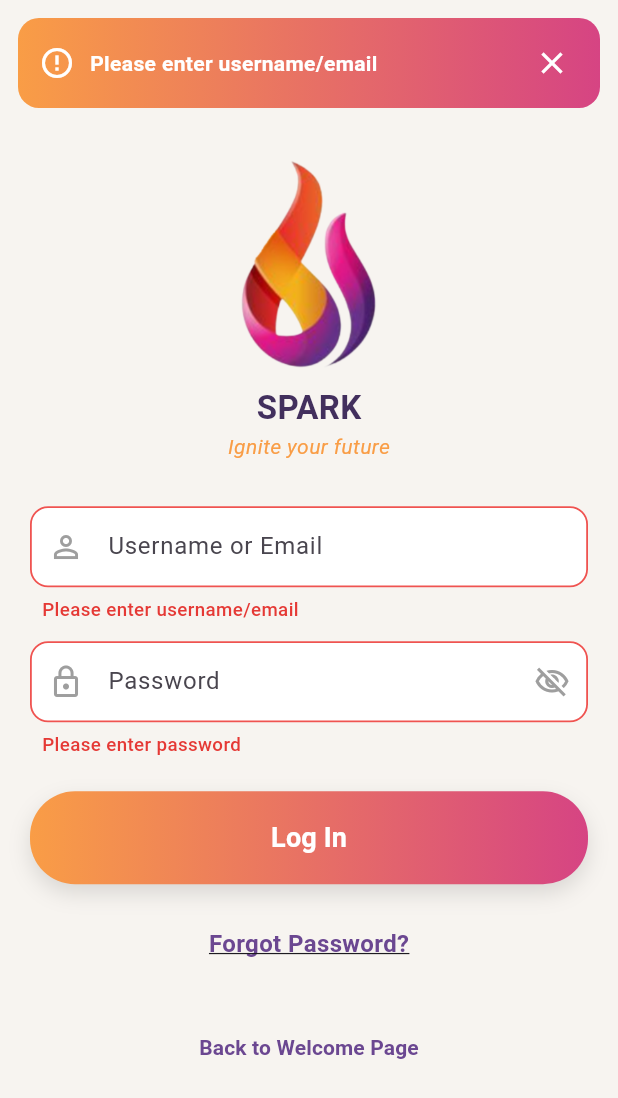
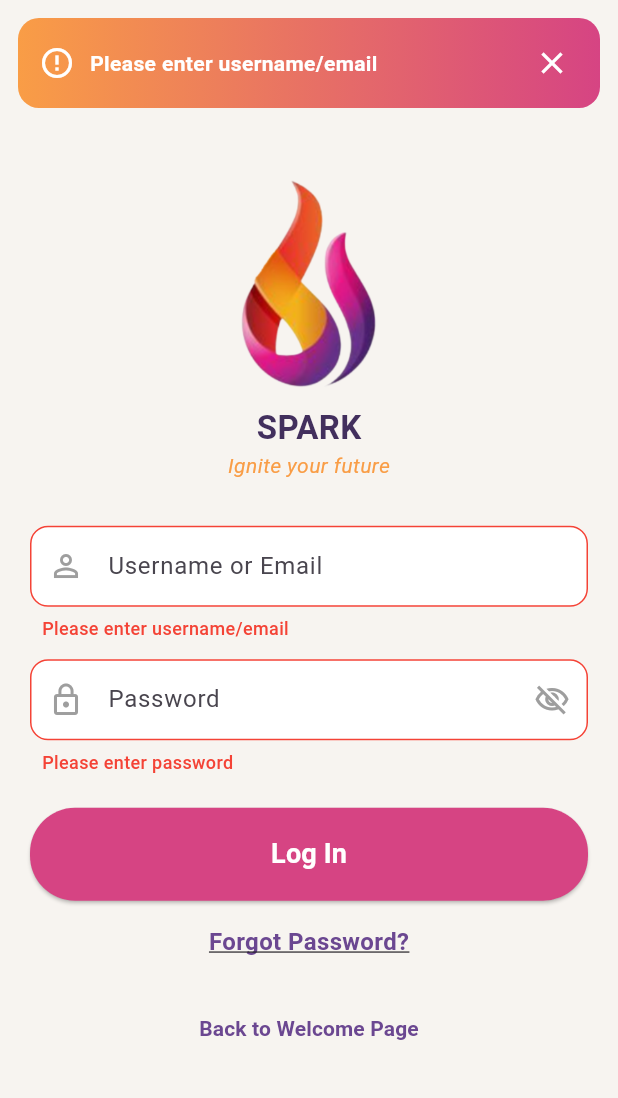
Before and after one commit to RandAlshalan/Spark444, a Flutter app: the LoginScreen screen opened by its route, after a tap on "Log In", on a phone screen of 412 x 824 dp. Shown: the top 1098 px of the screen. Run offline on Flutter 3.47's test engine with Material 3 defaults, Android fonts, the phone set to English and light mode, and no system bars; our stand-ins replace cloud_firestore, file_picker, firebase_auth, firebase_core, firebase_storage, geocoding and 3 more; missing offline and left inert: google_maps_webservice; accounts and stored records are empty.

Commit message:
Update login.dart

```diff
--- a/lib/studentScreens/login.dart
+++ b/lib/studentScreens/login.dart
@@ -1,11 +1,10 @@
 import 'package:flutter/material.dart';
 import 'package:firebase_auth/firebase_auth.dart';
 import '../services/authService.dart';
-import 'StudentProfilePage.dart';
-import 'studentViewProfile.dart';
+import '../studentScreens/studentViewProfile.dart';
+import '../companyScreens/companyHomePage.dart';
+import 'forgotPasswordScreen.dart';
 import 'welcomeScreen.dart';
-import 'forgotPasswordScreen.dart';
-import '../companyScreens/companyHomePage.dart';
 
 class LoginScreen extends StatefulWidget {
   const LoginScreen({super.key});
@@ -16,9 +15,6 @@ class LoginScreen extends StatefulWidget {
 
 class _LoginScreenState extends State<LoginScreen>
     with SingleTickerProviderStateMixin {
-  // =======================
-  // Controllers & Service
-  // =======================
   final _idController = TextEditingController();
   final _passwordController = TextEditingController();
   final AuthService _authService = AuthService();
@@ -29,9 +25,6 @@ class _LoginScreenState extends State<LoginScreen>
   String? _idError;
   String? _pwError;
 
-  // =======================
-  // Toast Setup
-  // =======================
   OverlayEntry? _toastEntry;
   late final AnimationController _toastController = AnimationController(
     vsync: this,
@@ -50,7 +43,6 @@ class _LoginScreenState extends State<LoginScreen>
     _hideTopToast();
     if (!mounted) return;
     final overlay = Overlay.of(context);
-
     _toastEntry = OverlayEntry(
       builder: (overlayContext) {
         final topSafe = MediaQuery.of(overlayContext).padding.top;
@@ -103,7 +95,6 @@ class _LoginScreenState extends State<LoginScreen>
         );
       },
     );
-
     overlay.insert(_toastEntry!);
     await _toastController.forward();
     Future.delayed(duration, () async {
@@ -119,109 +110,54 @@ class _LoginScreenState extends State<LoginScreen>
   }
 
   void _setErrors({String? idError, String? pwError}) {
-    if (mounted) {
+    if (!mounted) return;
     setState(() {
       _idError = idError;
       _pwError = pwError;
     });
   }
-  }
 
-  // =======================
-  // Validators
-  // =======================
-  final RegExp _emailRegex = RegExp(
-    r'^[^\s@]+@[^\s@]+\.[^\s@]+$',
-    caseSensitive: false,
-  );
-
-  bool _looksLikeEmailWithoutAt(String s) {
-    final t = s.trim();
-    if (t.isEmpty || t.contains('@') || t.contains(' ')) return false;
-    final parts = t.split('.');
-    if (parts.length >= 2) {
-      final last = parts.last;
-      if (RegExp(r'^[A-Za-z]{2,10}$').hasMatch(last)) return true;
-    }
-    if (RegExp(r'\.[A-Za-z]{2,10}\.[A-Za-z]{2,10}$').hasMatch(t)) return true;
-    return false;
-  }
+  final RegExp _emailRegex = RegExp(r'^[^\s@]+@[^\s@]+\.[^\s@]+$');
 
   String? _validateIdentifier(String raw) {
     final trimmed = raw.trim();
     if (trimmed.isEmpty) return "Please enter username/email";
-
-    if (trimmed.contains('@')) {
-      final normalized = trimmed.replaceAll(' ', '');
-      if (!_emailRegex.hasMatch(normalized)) return "Invalid email format";
+    if (trimmed.contains('@') && !_emailRegex.hasMatch(trimmed)) {
+      return "Invalid email format";
+    }
+    // The "Username too short" validation has been removed.
     return null;
-    } else {
-      if (_looksLikeEmailWithoutAt(trimmed)) return "Invalid email format";
-      if (trimmed.contains(' ')) return "Please enter username/email";
-      if (trimmed.length < 3) return "Please enter username/email";
-      return null;
-    }
   }
 
   String? _validatePassword(String raw) {
     final trimmed = raw.trim();
     if (trimmed.isEmpty) return "Please enter password";
-    if (trimmed.length < 6) return "Please enter password";
+    // The "Password too short" validation has been removed.
     return null;
   }
 
-  // =======================
-  // Map Auth Errors
-  // =======================
   String _mapAuthError(dynamic error) {
     if (error is FirebaseAuthException) {
-      final code = error.code.toLowerCase();
-      if (code == 'wrong-password' ||
-          code == 'invalid-credential' ||
-          code == 'invalid-credentials' ||
-          code == 'invalid-password') {
-        return "Incorrect password";
+      switch (error.code.toLowerCase()) {
+        // ✅ MODIFIED: Handles new generic Firebase error
+        case 'invalid-credential':
+          return "Wrong email/username or password";
+
+        case 'invalid-email':
+          return "Invalid email format";
+        case 'email-not-verified':
+          return "Email not verified";
+        case 'too-many-requests':
+          return "Too many attempts. Try later";
+        case 'network-request-failed':
+          return "Network error. Check connection";
+        default:
+          return error.message ?? "Login failed";
       }
-      if (code == 'user-not-found' || code == 'user-disabled') {
-        return "User not found";
     }
-      if (code == 'invalid-email') return "Invalid email format";
-      if (code == 'too-many-requests') {
-        return "Too many attempts. Please try again later.";
-      }
-      if (code == 'network-request-failed') {
-        return "Network error. Check your connection.";
-      }
-      return error.message ?? "";
+    return error.toString();
   }
 
-    final m = error.toString().toLowerCase();
-
-    if (m.contains('wrong-password') || m.contains('invalid-credential')) {
-      return "Incorrect password";
-    }
-
-    if (m.contains('user-not-found') || m.contains('no user record')) {
-      return "User not found";
-    }
-
-    if (m.contains('invalid email') || m.contains('badly formatted')) {
-      return "Invalid email format";
-    }
-
-    if (m.contains('too-many-requests')) {
-      return "Too many attempts. Please try again later.";
-    }
-    if (m.contains('network')) {
-      return "Network error. Check your connection.";
-    }
-
-    return "";
-  }
-
-  // =======================
-  // Login
-  // =======================
   Future<void> _login() async {
     final idRaw = _idController.text;
     final pwRaw = _passwordController.text;
@@ -231,91 +167,62 @@ class _LoginScreenState extends State<LoginScreen>
 
     if (idErr != null || pwErr != null) {
       _setErrors(idError: idErr, pwError: pwErr);
-      if (mounted) {
       _showTopToast(idErr ?? pwErr!);
-      }
       return;
     }
 
-    if (mounted) {
     setState(() {
       _isLoading = true;
       _setErrors(idError: null, pwError: null);
     });
-    }
 
     try {
-      final normalizedId = idRaw.trim().contains('@')
-          ? idRaw.trim().replaceAll(' ', '')
-          : idRaw.trim();
-      final normalizedPw = pwRaw.trim();
+      final loginResult =
+          await _authService.login(idRaw.trim(), pwRaw.trim());
 
-      final loginResult = await _authService.login(normalizedId, normalizedPw);
       final String userType = loginResult['userType'];
       final bool isVerified = loginResult['isVerified'];
 
-      if (!mounted) return;
-
-      // توست ترحيبي
       _showTopToast("Welcome back!", icon: Icons.check_circle_outline);
 
       if (userType == 'student') {
-        if (!mounted) return;
         Navigator.pushReplacement(
             context,
-          MaterialPageRoute(builder: (context) => StudentViewProfile()),
-        );
+            MaterialPageRoute(
+                builder: (context) => const StudentViewProfile()));
       } else if (userType == 'company') {
-        if (!mounted) return;
         Navigator.pushReplacement(
             context,
-          MaterialPageRoute(builder: (context) => const CompanyHomePage()),
+            MaterialPageRoute(
+                builder: (context) => const CompanyHomePage()));
+        if (!isVerified) {
+          Future.delayed(const Duration(milliseconds: 300), () {
+            if (!mounted) return;
+            _showTopToast(
+              "Please verify your email",
+              icon: Icons.warning_amber_rounded,
+              duration: const Duration(seconds: 4),
             );
-      }
-
-      // حالة الشركات غير verified
-      if (userType == 'company' && !isVerified) {
-        Future.delayed(const Duration(milliseconds: 300), () {
-          if (mounted) {
-            _showTopToast(
-              "Please check your inbox to verify your email.",
-              icon: Icons.warning_amber_rounded,
-              duration: const Duration(seconds: 5),
-            );
-          }
           });
         }
+      }
     } catch (e) {
-      if (!mounted) return;
-      print('Login Error Details: $e');
-
-      String errorString = e.toString();
-      if (errorString.contains('Please verify your email address first')) {
-        _setErrors(idError: "Email not verified.");
-        _showTopToast("Please verify your email address first.");
-      } else {
       final mappedMsg = _mapAuthError(e);
-        if (mappedMsg == "Incorrect password") {
-          _setErrors(pwError: mappedMsg);
-        } else if (mappedMsg == "User not found" ||
-            mappedMsg == "Invalid email format") {
-          _setErrors(idError: mappedMsg);
-        }
-        if (mappedMsg.isNotEmpty) _showTopToast(mappedMsg);
-      }
+      // Since the error message is now generic, we can't be sure which field is wrong.
+      // So, we'll just show the toast without highlighting a specific field.
+      // You could optionally highlight both fields if you prefer.
+      _setErrors(pwError: " ", idError: " "); // Add a space to trigger the red border without text
+      _showTopToast(mappedMsg);
     } finally {
       if (mounted) setState(() => _isLoading = false);
     }
   }
 
-  // =======================
-  // Borders
-  // =======================
   InputBorder _fieldBorder(bool hasError) {
     return OutlineInputBorder(
       borderRadius: BorderRadius.circular(12),
       borderSide:
-          BorderSide(color: hasError ? Colors.red.shade400 : Colors.transparent, width: hasError ? 1.2 : 0),
+          BorderSide(color: hasError ? Colors.red : Colors.transparent),
     );
   }
 
@@ -328,13 +235,10 @@ class _LoginScreenState extends State<LoginScreen>
     super.dispose();
   }
 
-  // =======================
-  // UI
-  // =======================
   @override
   Widget build(BuildContext context) {
-    final idHasError = _idError != null && _idError!.isNotEmpty;
-    final pwHasError = _pwError != null && _pwError!.isNotEmpty;
+    final idHasError = _idError != null;
+    final pwHasError = _pwError != null;
 
     return Scaffold(
       backgroundColor: const Color(0xFFF7F4F0),
@@ -350,19 +254,16 @@ class _LoginScreenState extends State<LoginScreen>
                 style: TextStyle(
                     fontSize: 22,
                     fontWeight: FontWeight.bold,
-                  color: Color(0xFF422F5D),
-                ),
+                    color: Color(0xFF422F5D)),
               ),
               const Text(
                 "Ignite your future",
                 style: TextStyle(
                     color: Color(0xFFF99D46),
                     fontStyle: FontStyle.italic,
-                  fontSize: 14,
-                ),
+                    fontSize: 14),
               ),
               const SizedBox(height: 30),
-
               // Identifier
               TextField(
                 controller: _idController,
@@ -379,23 +280,21 @@ class _LoginScreenState extends State<LoginScreen>
                 ),
                 onChanged: (_) => _setErrors(idError: null),
               ),
-              if (idHasError)
+              if (idHasError && _idError!.isNotEmpty && _idError != " ")
                 Padding(
                   padding: const EdgeInsets.only(top: 6, left: 8),
                   child: Align(
                     alignment: Alignment.centerLeft,
                     child: Text(
                       _idError!,
-                      style: TextStyle(
-                        color: Colors.red.shade600,
-                        fontSize: 12.5,
-                        fontWeight: FontWeight.w500,
-                      ),
+                      style: const TextStyle(
+                          color: Colors.red,
+                          fontSize: 12,
+                          fontWeight: FontWeight.w500),
                     ),
                   ),
                 ),
               const SizedBox(height: 12),
-
               // Password
               TextField(
                 controller: _passwordController,
@@ -415,62 +314,39 @@ class _LoginScreenState extends State<LoginScreen>
                       _obscurePassword
                           ? Icons.visibility_off_outlined
                           : Icons.visibility_outlined,
-                        color: Colors.grey),
+                      color: Colors.grey,
+                    ),
                     onPressed: () =>
                         setState(() => _obscurePassword = !_obscurePassword),
                   ),
                 ),
                 onChanged: (_) => _setErrors(pwError: null),
               ),
-              if (pwHasError)
+              if (pwHasError && _pwError!.isNotEmpty && _pwError != " ")
                 Padding(
                   padding: const EdgeInsets.only(top: 6, left: 8),
                   child: Align(
                     alignment: Alignment.centerLeft,
                     child: Text(
                       _pwError!,
-                      style: TextStyle(
-                        color: Colors.red.shade600,
-                        fontSize: 12.5,
-                        fontWeight: FontWeight.w500,
-                      ),
+                      style: const TextStyle(
+                          color: Colors.red,
+                          fontSize: 12,
+                          fontWeight: FontWeight.w500),
                     ),
                   ),
                 ),
               const SizedBox(height: 22),
-
-              // Login Button
+              // Log In Button
               SizedBox(
                 width: double.infinity,
-                child: AnimatedOpacity(
-                  duration: const Duration(milliseconds: 150),
-                  opacity: _isLoading ? 0.85 : 1.0,
-                  child: DecoratedBox(
-                    decoration: BoxDecoration(
-                      gradient: const LinearGradient(
-                        colors: [Color(0xFFF99D46), Color(0xFFD64483)],
-                        begin: Alignment.centerLeft,
-                        end: Alignment.centerRight,
-                      ),
-                      borderRadius: BorderRadius.circular(30),
-                      boxShadow: [
-                        BoxShadow(
-                          color: Colors.black.withOpacity(0.12),
-                          blurRadius: 12,
-                          offset: const Offset(0, 6),
-                        ),
-                      ],
-                    ),
                 child: ElevatedButton(
                   onPressed: _isLoading ? null : _login,
                   style: ElevatedButton.styleFrom(
-                        backgroundColor: Colors.transparent,
-                        shadowColor: Colors.transparent,
                       padding: const EdgeInsets.symmetric(vertical: 18),
                       shape: RoundedRectangleBorder(
-                          borderRadius: BorderRadius.circular(30),
-                        ),
-                      ),
+                          borderRadius: BorderRadius.circular(30)),
+                      backgroundColor: const Color(0xFFD64483)),
                   child: _isLoading
                       ? const SizedBox(
                           width: 22,
@@ -478,69 +354,40 @@ class _LoginScreenState extends State<LoginScreen>
                           child: CircularProgressIndicator(
                             strokeWidth: 2,
                             color: Colors.white,
-                              ),
-                            )
-                          : const Text(
-                              'Log In',
+                          ))
+                      : const Text('Log In',
                           style: TextStyle(
                               fontSize: 18,
                               fontWeight: FontWeight.bold,
-                                color: Colors.white,
-                              ),
-                            ),
-                    ),
-                  ),
+                              color: Colors.white)),
                 ),
               ),
               const SizedBox(height: 16),
-
-              // Forgot Password
-              Center(
-                child: GestureDetector(
+              GestureDetector(
                 onTap: () {
-                    Navigator.of(context).push(
-                      MaterialPageRoute(
-                        builder: (context) => const ForgotPasswordScreen(),
-                      ),
-                    );
+                  Navigator.of(context).push(MaterialPageRoute(
+                      builder: (context) => const ForgotPasswordScreen()));
                 },
-                  child: Container(
-                    padding: const EdgeInsets.symmetric(
-                      vertical: 12,
-                      horizontal: 20,
-                    ),
-                    child: const Text(
-                      "Forgot Password?",
+                child: const Text("Forgot Password?",
                     style: TextStyle(
                         color: Color(0xFF6B4791),
                         fontSize: 16,
                         fontWeight: FontWeight.bold,
-                        decoration: TextDecoration.underline,
-                      ),
-                    ),
-                  ),
-                ),
+                        decoration: TextDecoration.underline)),
               ),
               const SizedBox(height: 22),
-
               TextButton(
                   onPressed: () {
-                  if (!mounted) return;
                     Navigator.of(context).pushAndRemoveUntil(
                         MaterialPageRoute(
-                      builder: (context) => const WelcomeScreen(),
-                    ),
-                    (route) => false,
-                  );
+                            builder: (context) => const WelcomeScreen()),
+                        (route) => false);
                   },
                   child: const Text(
                     "Back to Welcome Page",
                     style: TextStyle(
-                    fontWeight: FontWeight.bold,
-                    color: Color(0xFF6B4791),
-                  ),
-                ),
-              ),
+                        fontWeight: FontWeight.bold, color: Color(0xFF6B4791)),
+                  )),
             ],
           ),
         ),
```
Lines whose indentation alone changed are shown as unchanged.
